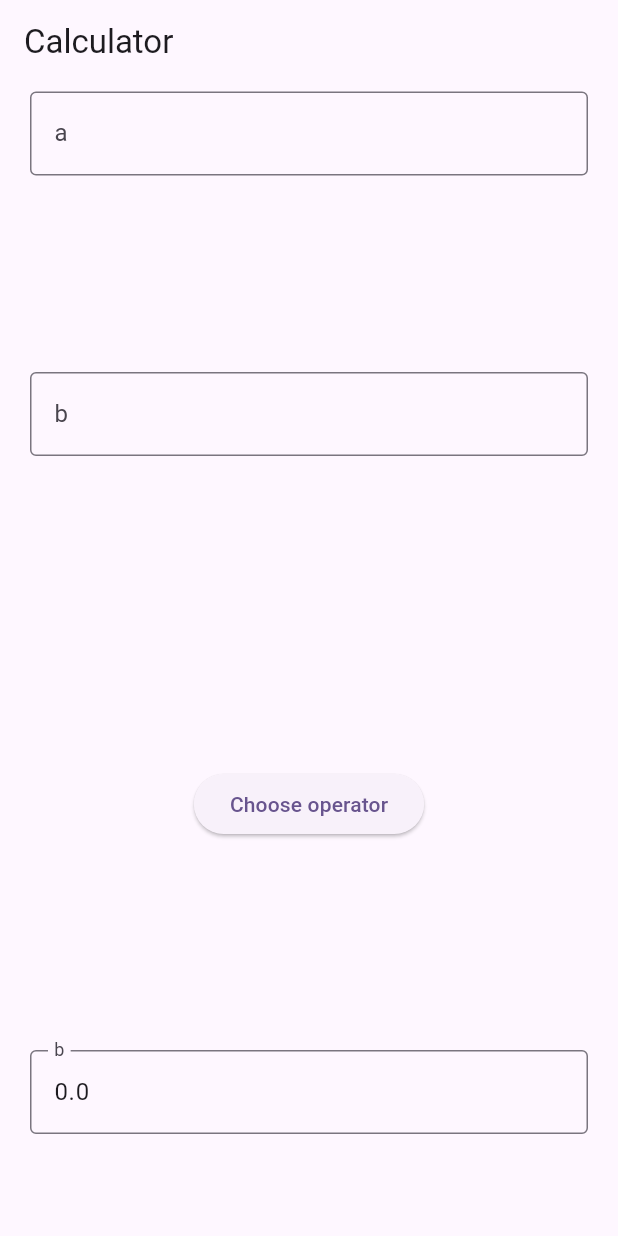
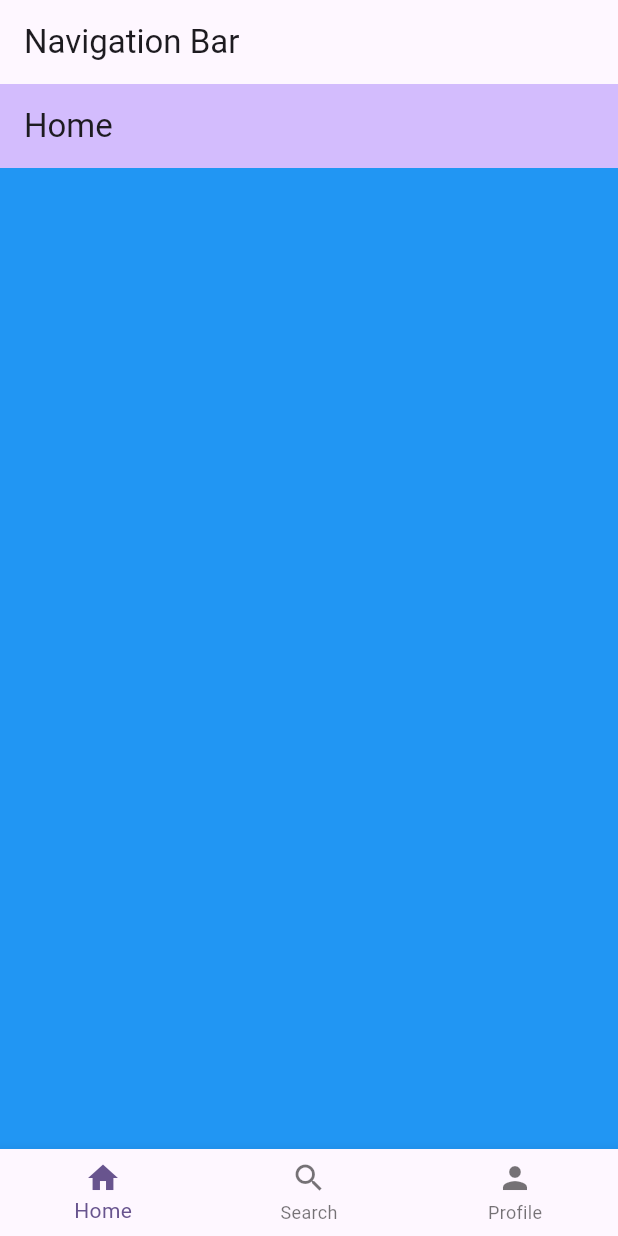
Before and after one commit to trongvinh2804/study_flutter, a Flutter app: the screen it shows after launch, on a phone screen of 412 x 824 dp. Run offline on Flutter 3.47's test engine with Material 3 defaults, Android fonts, the phone set to English and light mode, and no system bars; our stand-ins replace flutter_bloc.

Commit message:
change 2

```diff
--- a/lib/main.dart
+++ b/lib/main.dart
@@ -2,10 +2,12 @@ import 'package:flutter/material.dart';
 import 'package:flutter_bloc/flutter_bloc.dart';
 //import 'package:hello/bloc/count_blog.dart';
 import 'package:hello/cubit/calculator_cubit/option_calculator_bloc.dart';
+import 'package:hello/screens/bottom_navigation_screen.dart';
 //import 'package:hello/bloc/todo_bloc.dart';
-import 'package:hello/screens/caculator.dart';
-import 'package:hello/screens/calculator_bloc.dart';
-import 'package:hello/screens/quan_ly_nhan_su.dart';
+import 'package:hello/screens/calculators/caculator.dart';
+import 'package:hello/screens/calculators/calculator_bloc.dart';
+import 'package:hello/screens/screen_navigation/home.dart';
+import 'package:hello/screens/another_screen/quan_ly_nhan_su.dart';
 //import 'package:hello/screens/counter.dart';
 
 //import 'package:hello/screens/caculator.dart';
@@ -25,7 +27,7 @@ class MyApp extends StatelessWidget {
         colorScheme: ColorScheme.fromSeed(seedColor: Colors.deepPurple),
         textTheme: TextTheme(bodyMedium: TextStyle()),
       ),
-      home: Caculator(title: 'Calculator'),
+      home: BottomNavigationScreen(title: 'Navigation Bar'),
     );
 
     /*return MaterialApp(
--- /dev/null
+++ b/lib/screens/bottom_navigation_screen.dart
@@ -0,0 +1,45 @@
+import 'package:flutter/material.dart';
+import 'package:hello/screens/screen_navigation/home.dart';
+import 'package:hello/screens/screen_navigation/profile_screen.dart';
+import 'package:hello/screens/screen_navigation/search_creen.dart';
+
+class BottomNavigationScreen extends StatefulWidget {
+  const BottomNavigationScreen({super.key, required this.title});
+
+  final String title;
+
+  @override
+  State<BottomNavigationScreen> createState() => _BottomNavigationScreen();
+}
+
+class _BottomNavigationScreen extends State<BottomNavigationScreen> {
+  var _selectedIndex = 0;
+  final List<Widget> _screens = [
+    const Home(title: 'Home'),
+    const SearchCreen(title: 'Search'),
+    const ProfileScreen(title: 'Profile'),
+  ];
+
+  void onPress(selectedIndex) {
+    setState(() {
+      _selectedIndex = selectedIndex;
+    });
+  }
+
+  @override
+  Widget build(BuildContext context) {
+    return Scaffold(
+      appBar: AppBar(title: Text(widget.title)),
+      body: _screens[_selectedIndex],
+      bottomNavigationBar: BottomNavigationBar(
+        currentIndex: _selectedIndex,
+        onTap: (value) => onPress(value),
+        items: const [
+          BottomNavigationBarItem(icon: Icon(Icons.home), label: 'Home'),
+          BottomNavigationBarItem(icon: Icon(Icons.search), label: 'Search'),
+          BottomNavigationBarItem(icon: Icon(Icons.person), label: 'Profile'),
+        ],
+      ),
+    );
+  }
+}
--- a/lib/screens/caculator.dart
+++ b/lib/screens/calculators/caculator.dart
@@ -1,5 +1,5 @@
 import 'package:flutter/material.dart';
-import 'package:hello/screens/operations.dart';
+import 'package:hello/screens/calculators/operations.dart';
 
 // StatefulWidget sử dụng khi cần thay đổi trạng thái của widget
 // StatefulWidget là một widget có thể thay đổi trạng thái của nó trong quá trình chạy ứng dụng
@@ -39,6 +39,10 @@ class _CaculatorState extends State<Caculator> {
     if (result != null) {
       setState(() {
         _result = result;
+      });
+    } else {
+      setState(() {
+        _result = TextEditingController(text: "0.0");
       });
     }
   }
--- a/lib/screens/operations.dart
+++ b/lib/screens/calculators/operations.dart
@@ -1,5 +1,6 @@
 import 'package:flutter/material.dart';
 
+// ignore: must_be_immutable
 class Operations extends StatefulWidget {
   double? a;
   double? b;
@@ -33,6 +34,7 @@ class _OperationsState extends State<Operations> {
                 duration: Duration(seconds: 1),
               ),
             );
+            Navigator.pop(context);
           },
         ),
       ),
--- /dev/null
+++ b/lib/screens/screen_navigation/home.dart
@@ -0,0 +1,23 @@
+import 'package:flutter/material.dart';
+
+class Home extends StatefulWidget {
+  const Home({super.key, required this.title});
+
+  final String title;
+
+  @override
+  State<Home> createState() => _HomeState();
+}
+
+class _HomeState extends State<Home> {
+  @override
+  Widget build(BuildContext context) {
+    return Scaffold(
+      appBar: AppBar(
+        backgroundColor: Theme.of(context).colorScheme.inversePrimary,
+        title: Text(widget.title),
+      ),
+      body: Container(color: Colors.blue),
+    );
+  }
+}
```
Also changed, not shown: lib/screens/screen_navigation/profile_screen.dart (added, +23 -0 lines), lib/screens/screen_navigation/search_creen.dart (added, +23 -0 lines), lib/screens/another_screen/counter.dart (renamed from lib/screens/counter.dart), lib/screens/another_screen/getimage.dart (renamed from lib/screens/getimage.dart), lib/screens/another_screen/intern.dart (renamed from lib/screens/intern.dart), lib/screens/another_screen/login.dart (renamed from lib/screens/login.dart), lib/screens/another_screen/quan_ly_nhan_su.dart (renamed from lib/screens/quan_ly_nhan_su.dart), lib/screens/another_screen/sendtext.dart (renamed from lib/screens/sendtext.dart), lib/screens/another_screen/todolist.dart (renamed from lib/screens/todolist.dart), lib/screens/calculators/calculator_bloc.dart (renamed from lib/screens/calculator_bloc.dart).
